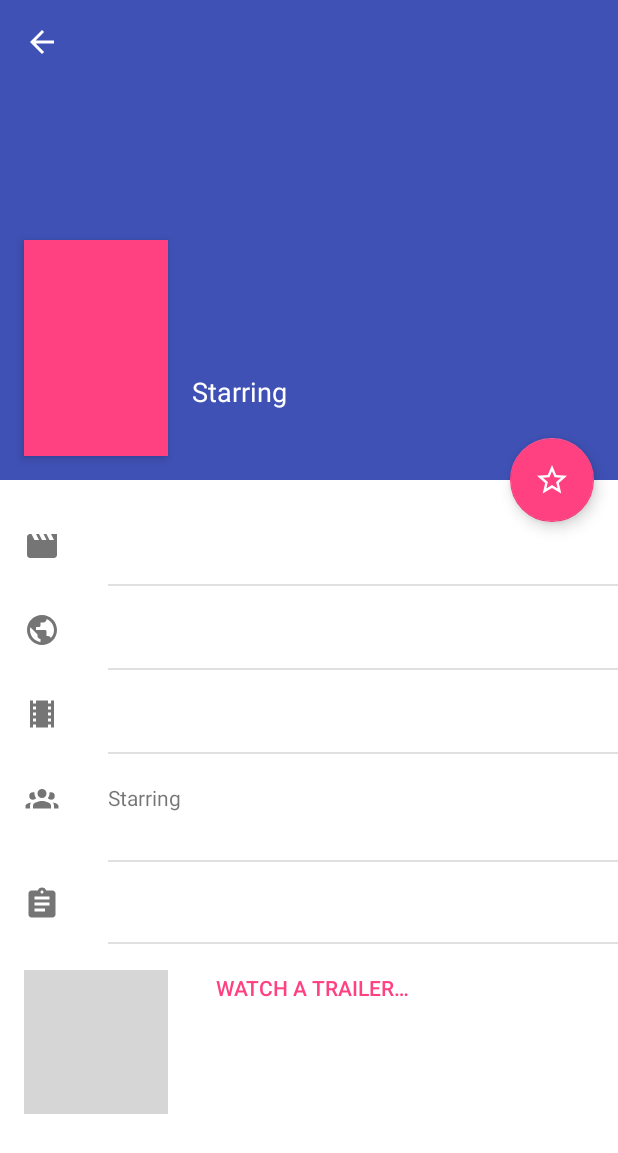
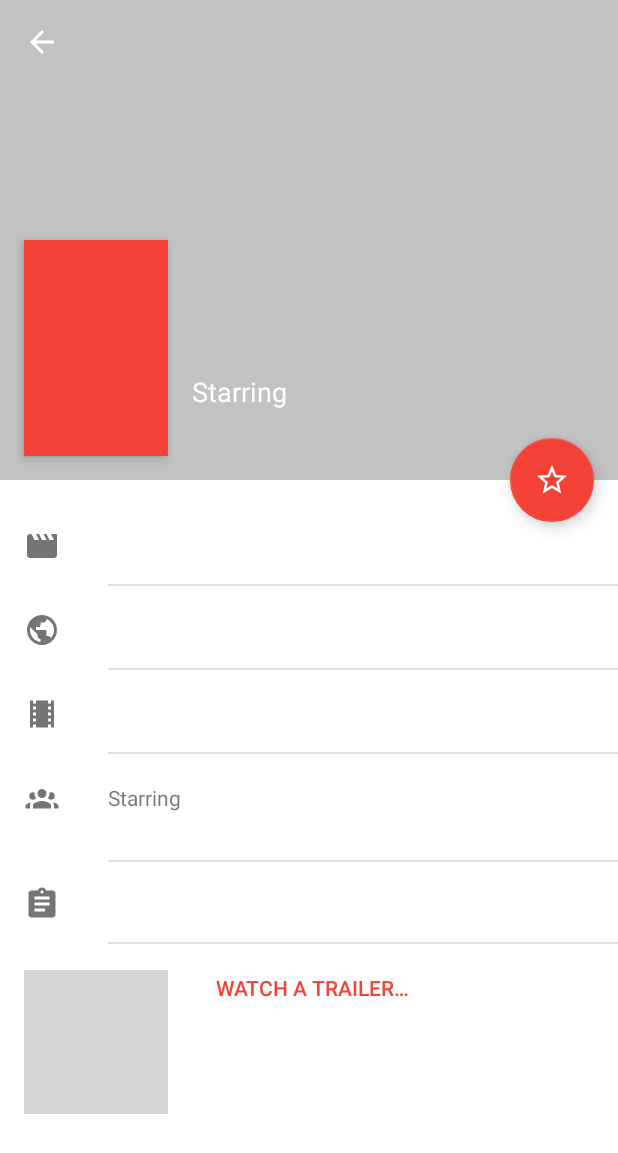
Before and after one commit to mlumeau/Starring, an Android app: the DetailActivity screen opened directly, with no data from a screen before it, on a phone screen of 412 x 824 dp. Shown: the top 1153 px of the screen. Run offline under Robolectric (Android 15) with nearby library versions, the phone set to English and light mode, and no system bars; our stand-ins replace Picasso, RxJava; libraries missing offline, so code that uses them is left out: android.support.v7; pictures from the network do not load; 3 statements that could not run were skipped; grey boxes are pictures that could not be loaded.

Commit message:
[STYLE] better color scheme

```diff
--- a/app/src/main/res/values-v23/styles.xml
+++ b/app/src/main/res/values-v23/styles.xml
@@ -4,9 +4,11 @@
     <style name="AppTheme.Main" parent="AppTheme">
         <item name="windowActionBar">false</item>
         <item name="windowNoTitle">true</item>
-        <item name="android:colorBackground">@android:color/white</item>
-        <item name="android:statusBarColor">?android:attr/colorBackground</item>
+        <item name="colorPrimary">@color/colorAccent</item>
+        <item name="android:colorBackground">@color/colorBackground</item>
+        <item name="android:statusBarColor">@color/colorBackground</item>
+        <item name="android:windowContentTransitions">true</item>
+        <item name="android:navigationBarColor">@color/colorPrimaryDark</item>
         <item name="android:windowLightStatusBar">true</item>
-        <item name="android:windowContentTransitions">true</item>
     </style>
 </resources>
--- a/app/src/main/res/values/colors.xml
+++ b/app/src/main/res/values/colors.xml
@@ -1,8 +1,9 @@
 <?xml version="1.0" encoding="utf-8"?>
 <resources>
-    <color name="colorPrimary">#3F51B5</color>
-    <color name="colorPrimaryDark">#303F9F</color>
-    <color name="colorAccent">#FF4081</color>
+    <color name="colorPrimary">#C2C2C2</color>
+    <color name="colorPrimaryDark">#818181</color>
+    <color name="colorAccent">#F44336</color>
+    <color name="colorBackground">#FBFBFB</color>
 
     <color name="starred">#FFEB3B</color>
 
--- a/app/src/main/res/values/styles.xml
+++ b/app/src/main/res/values/styles.xml
@@ -6,14 +6,16 @@
         <item name="colorPrimary">@color/colorPrimary</item>
         <item name="colorPrimaryDark">@color/colorPrimaryDark</item>
         <item name="colorAccent">@color/colorAccent</item>
+        <item name="android:colorBackground">@color/colorBackground</item>
     </style>
 
     <style name="AppTheme.Main" parent="AppTheme">
         <item name="windowActionBar">false</item>
         <item name="windowNoTitle">true</item>
-        <item name="android:colorBackground">@android:color/white</item>
-        <item name="android:statusBarColor">@color/grey500</item>
+        <item name="colorPrimary">@color/colorAccent</item>
+        <item name="android:statusBarColor">@color/colorPrimaryDark</item>
         <item name="android:windowContentTransitions">true</item>
+        <item name="android:navigationBarColor">@color/colorPrimaryDark</item>
     </style>
 
     <style name="AppTheme.Detail" parent="AppTheme">
```
Also changed, not shown: 1 other file.
